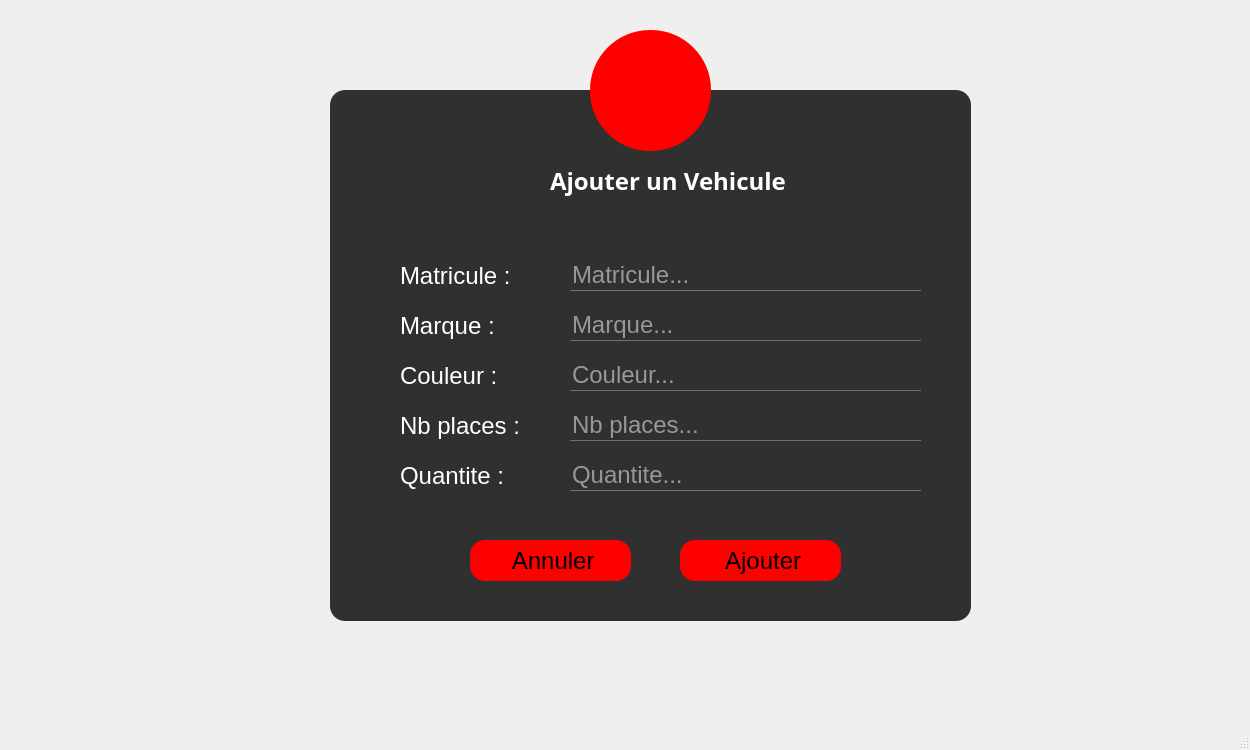
The window that vehiculemission.ui (nefissaKhiari/Smart_Plolice_Station) describes before a commit, drawn with Qt 5.
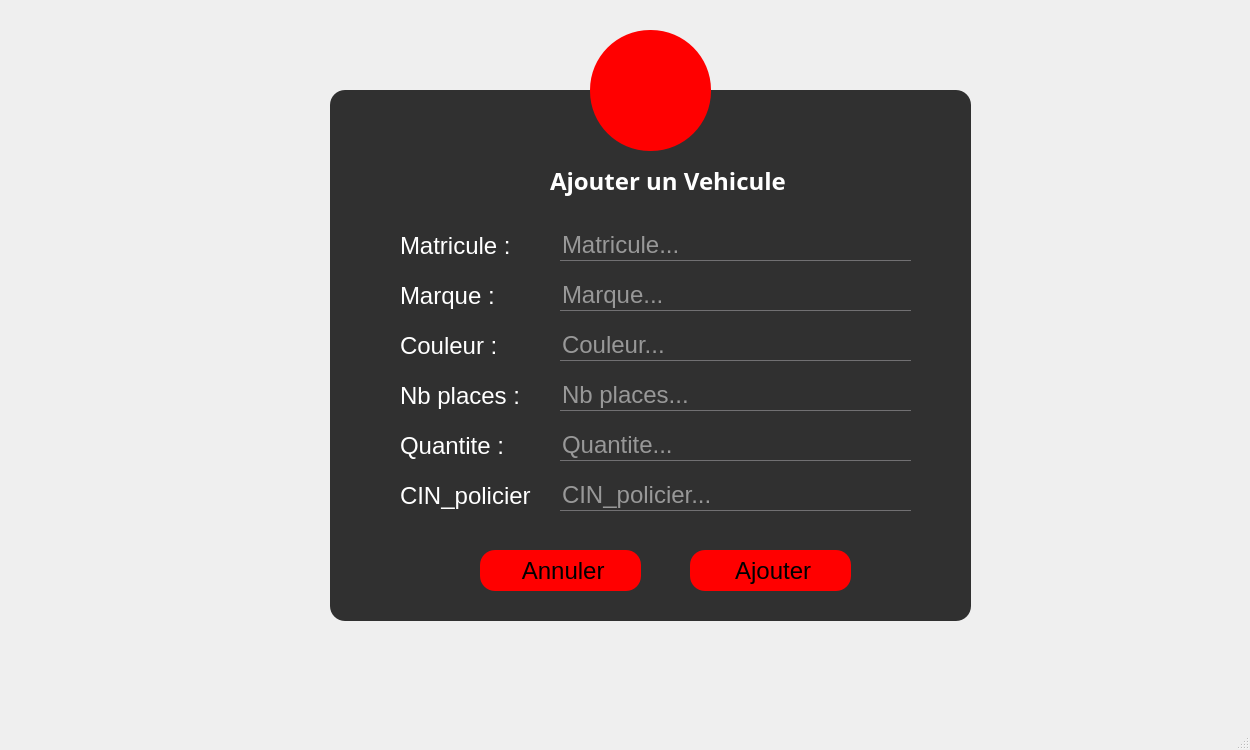
The same window after the commit. The open tabs and pages were chosen to show the change. Icons and pictures are not drawn.

What changed in the file:
```diff
--- a/vehiculemission.ui
+++ b/vehiculemission.ui
@@ -650,7 +650,7 @@
        <property name="geometry">
         <rect>
          <x>70</x>
-         <y>170</y>
+         <y>140</y>
          <width>121</width>
          <height>31</height>
         </rect>
@@ -666,7 +666,7 @@
        <property name="geometry">
         <rect>
          <x>70</x>
-         <y>220</y>
+         <y>190</y>
          <width>121</width>
          <height>31</height>
         </rect>
@@ -682,7 +682,7 @@
        <property name="geometry">
         <rect>
          <x>70</x>
-         <y>270</y>
+         <y>240</y>
          <width>121</width>
          <height>31</height>
         </rect>
@@ -698,7 +698,7 @@
        <property name="geometry">
         <rect>
          <x>70</x>
-         <y>320</y>
+         <y>290</y>
          <width>141</width>
          <height>31</height>
         </rect>
@@ -714,7 +714,7 @@
        <property name="geometry">
         <rect>
          <x>70</x>
-         <y>370</y>
+         <y>340</y>
          <width>141</width>
          <height>31</height>
         </rect>
@@ -729,8 +729,8 @@
       <widget class="QLineEdit" name="LE_AMatriculeVehicule">
        <property name="geometry">
         <rect>
-         <x>240</x>
-         <y>170</y>
+         <x>230</x>
+         <y>140</y>
          <width>351</width>
          <height>31</height>
         </rect>
@@ -745,8 +745,8 @@
       <widget class="QLineEdit" name="LE_AMarqueVehicule">
        <property name="geometry">
         <rect>
-         <x>240</x>
-         <y>220</y>
+         <x>230</x>
+         <y>190</y>
          <width>351</width>
          <height>31</height>
         </rect>
@@ -758,8 +758,8 @@
       <widget class="QLineEdit" name="LE_ACouleurVehicule">
        <property name="geometry">
         <rect>
-         <x>240</x>
-         <y>270</y>
+         <x>230</x>
+         <y>240</y>
          <width>351</width>
          <height>31</height>
         </rect>
@@ -771,8 +771,8 @@
       <widget class="QLineEdit" name="LE_ANbplacesVehicule">
        <property name="geometry">
         <rect>
-         <x>240</x>
-         <y>320</y>
+         <x>230</x>
+         <y>290</y>
          <width>351</width>
          <height>31</height>
         </rect>
@@ -784,8 +784,8 @@
       <widget class="QLineEdit" name="LE_AQuantiteVehicule">
        <property name="geometry">
         <rect>
-         <x>240</x>
-         <y>370</y>
+         <x>230</x>
+         <y>340</y>
          <width>351</width>
          <height>31</height>
         </rect>
@@ -800,8 +800,8 @@
       <widget class="QPushButton" name="B_AConfirmerVehicule">
        <property name="geometry">
         <rect>
-         <x>350</x>
-         <y>450</y>
+         <x>360</x>
+         <y>460</y>
          <width>161</width>
          <height>41</height>
         </rect>
@@ -823,8 +823,8 @@
       <widget class="QPushButton" name="B_AAnnulerVehicule">
        <property name="geometry">
         <rect>
-         <x>140</x>
-         <y>450</y>
+         <x>150</x>
+         <y>460</y>
          <width>161</width>
          <height>41</height>
         </rect>
@@ -872,6 +872,38 @@
         </size>
        </property>
       </widget>
+      <widget class="QLabel" name="L_ACinVehicule">
+       <property name="geometry">
+        <rect>
+         <x>70</x>
+         <y>390</y>
+         <width>141</width>
+         <height>31</height>
+        </rect>
+       </property>
+       <property name="styleSheet">
+        <string notr="true">background: transparent;</string>
+       </property>
+       <property name="text">
+        <string>CIN_policier</string>
+       </property>
+      </widget>
+      <widget class="QLineEdit" name="LE_ACinVehicule">
+       <property name="geometry">
+        <rect>
+         <x>230</x>
+         <y>390</y>
+         <width>351</width>
+         <height>31</height>
+        </rect>
+       </property>
+       <property name="text">
+        <string/>
+       </property>
+       <property name="placeholderText">
+        <string>CIN_policier...</string>
+       </property>
+      </widget>
      </widget>
      <zorder>frame_4</zorder>
      <zorder>toolButton_3</zorder>
```
Left out of the diff: 79 changed lines with no effect on the pictures.
